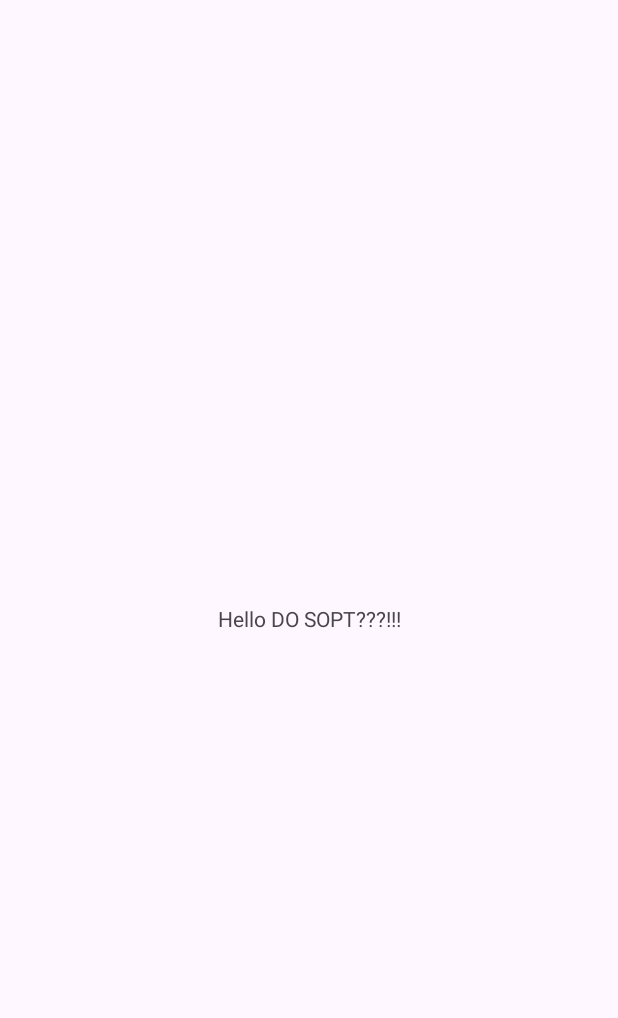
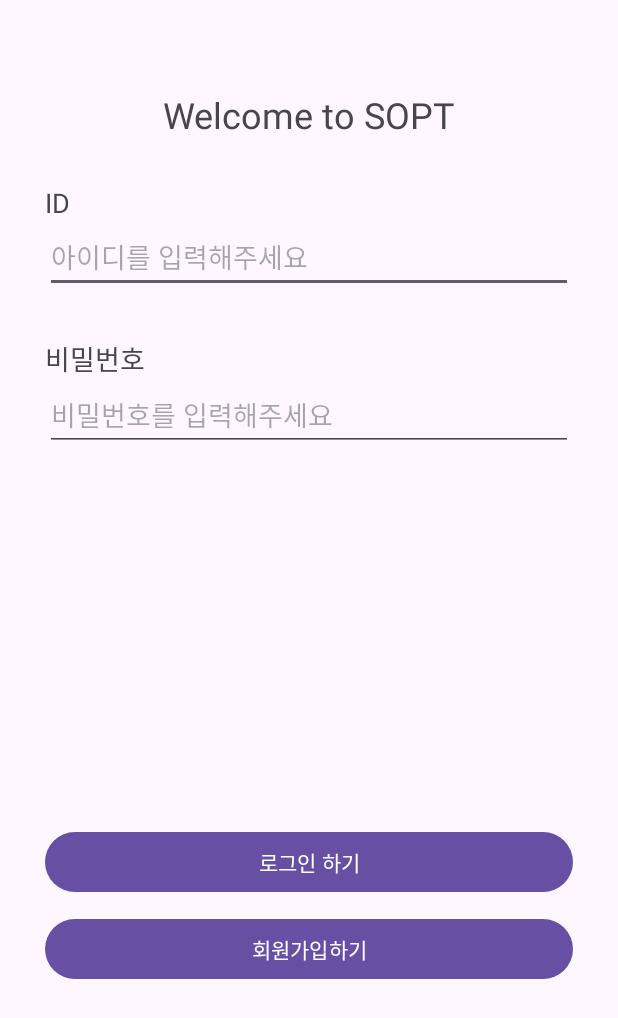
Before and after one commit to DO-SOPT-ANDROID/youbin-lee, an Android app: the screen it shows after launch (MainActivity before the commit, LoginActivity after it), on a phone screen of 412 x 824 dp. Before the commit the part shown is almost empty. Shown: the top 1018 px of the screen. Run offline under Robolectric (Android 15) with nearby library versions, the phone set to English and light mode, and no system bars.

Commit message:
[UI/#1] LoginActivity.kt UI 완료

```diff
--- a/app/src/main/AndroidManifest.xml
+++ b/app/src/main/AndroidManifest.xml
@@ -16,11 +16,11 @@
             android:name=".SignUpActivity"
             android:exported="false" />
         <activity
+            android:name=".MainActivity"
+            android:exported="false"/>
+        <activity
             android:name=".LoginActivity"
-            android:exported="false" />
-        <activity
-            android:name=".MainActivity"
-            android:exported="true">
+            android:exported="true" >
             <intent-filter>
                 <action android:name="android.intent.action.MAIN" />
 
--- a/app/src/main/res/layout/activity_login.xml
+++ b/app/src/main/res/layout/activity_login.xml
@@ -1,9 +1,85 @@
 <?xml version="1.0" encoding="utf-8"?>
-<androidx.constraintlayout.widget.ConstraintLayout xmlns:android="http://schemas.android.com/apk/res/android"
+<androidx.constraintlayout.widget.ConstraintLayout
+    xmlns:android="http://schemas.android.com/apk/res/android"
     xmlns:app="http://schemas.android.com/apk/res-auto"
     xmlns:tools="http://schemas.android.com/tools"
     android:layout_width="match_parent"
     android:layout_height="match_parent"
     tools:context=".LoginActivity">
 
+    <TextView
+        android:id="@+id/login_title_tv"
+        android:layout_width="wrap_content"
+        android:layout_height="wrap_content"
+        android:text="Welcome to SOPT"
+        android:textSize="24sp"
+        android:layout_marginTop="60dp"
+        app:layout_constraintTop_toTopOf="parent"
+        app:layout_constraintStart_toStartOf="parent"
+        app:layout_constraintEnd_toEndOf="parent"/>
+
+    <TextView
+        android:id="@+id/login_id_tv"
+        android:layout_width="wrap_content"
+        android:layout_height="wrap_content"
+        android:text="ID"
+        android:layout_marginStart="30dp"
+        android:layout_marginTop="30dp"
+        android:textSize="18sp"
+        app:layout_constraintStart_toStartOf="parent"
+        app:layout_constraintTop_toBottomOf="@id/login_title_tv"/>
+
+    <EditText
+        android:id="@+id/login_id_ed"
+        android:layout_width="0dp"
+        android:layout_height="wrap_content"
+        app:layout_constraintStart_toStartOf="parent"
+        app:layout_constraintEnd_toEndOf="parent"
+        app:layout_constraintTop_toBottomOf="@id/login_id_tv"
+        android:layout_marginHorizontal="30dp"
+        android:hint="아이디를 입력해주세요"/>
+
+    <TextView
+        android:id="@+id/login_pw_tv"
+        android:layout_width="wrap_content"
+        android:layout_height="wrap_content"
+        android:text="비밀번호"
+        app:layout_constraintTop_toBottomOf="@id/login_id_ed"
+        app:layout_constraintStart_toStartOf="parent"
+        android:layout_marginTop="30dp"
+        android:layout_marginStart="30dp"
+        android:textSize="18sp"/>
+
+    <EditText
+        android:id="@+id/login_pw_et"
+        android:layout_width="0dp"
+        android:layout_height="wrap_content"
+        android:hint="비밀번호를 입력해주세요"
+        app:layout_constraintTop_toBottomOf="@id/login_pw_tv"
+        app:layout_constraintStart_toStartOf="parent"
+        app:layout_constraintEnd_toEndOf="parent"
+        android:layout_marginHorizontal="30dp"/>
+
+    <Button
+        android:id="@+id/login_login_btn"
+        android:layout_width="0dp"
+        android:layout_height="wrap_content"
+        android:text="로그인 하기"
+        app:layout_constraintTop_toBottomOf="@id/login_pw_et"
+        app:layout_constraintStart_toStartOf="parent"
+        app:layout_constraintEnd_toEndOf="parent"
+        android:layout_marginHorizontal="30dp"
+        android:layout_marginTop="250dp"/>
+
+    <Button
+        android:id="@+id/login_signup_btn"
+        android:layout_width="0dp"
+        android:layout_height="wrap_content"
+        android:text="회원가입하기"
+        android:layout_marginHorizontal="30dp"
+        android:layout_marginTop="10dp"
+        app:layout_constraintTop_toBottomOf="@id/login_login_btn"
+        app:layout_constraintStart_toStartOf="parent"
+        app:layout_constraintEnd_toEndOf="parent"/>
+
 </androidx.constraintlayout.widget.ConstraintLayout>
```
